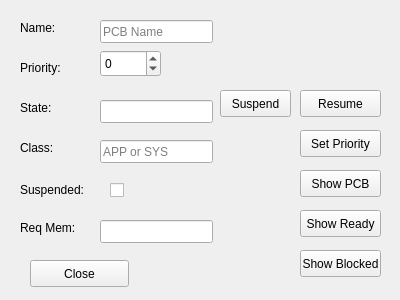
orville94Bailey/OpSys, file pcbwindow.ui: the form before one commit.
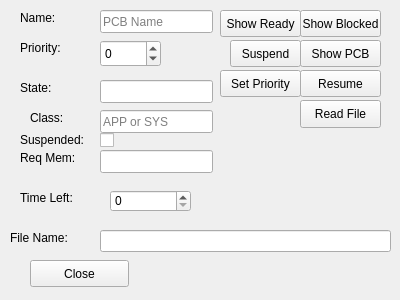
The form after the commit.

Patch:
```diff
--- a/pcbwindow.ui
+++ b/pcbwindow.ui
@@ -17,7 +17,7 @@
    <property name="geometry">
     <rect>
      <x>20</x>
-     <y>20</y>
+     <y>10</y>
      <width>57</width>
      <height>15</height>
     </rect>
@@ -30,7 +30,7 @@
    <property name="geometry">
     <rect>
      <x>20</x>
-     <y>60</y>
+     <y>40</y>
      <width>57</width>
      <height>15</height>
     </rect>
@@ -43,7 +43,7 @@
    <property name="geometry">
     <rect>
      <x>20</x>
-     <y>100</y>
+     <y>80</y>
      <width>57</width>
      <height>15</height>
     </rect>
@@ -55,8 +55,8 @@
   <widget class="QLabel" name="label_4">
    <property name="geometry">
     <rect>
-     <x>20</x>
-     <y>140</y>
+     <x>30</x>
+     <y>110</y>
      <width>57</width>
      <height>15</height>
     </rect>
@@ -69,7 +69,7 @@
    <property name="geometry">
     <rect>
      <x>20</x>
-     <y>180</y>
+     <y>130</y>
      <width>71</width>
      <height>20</height>
     </rect>
@@ -82,7 +82,7 @@
    <property name="geometry">
     <rect>
      <x>20</x>
-     <y>220</y>
+     <y>150</y>
      <width>61</width>
      <height>16</height>
     </rect>
@@ -95,7 +95,7 @@
    <property name="geometry">
     <rect>
      <x>100</x>
-     <y>20</y>
+     <y>10</y>
      <width>113</width>
      <height>23</height>
     </rect>
@@ -108,7 +108,7 @@
    <property name="geometry">
     <rect>
      <x>100</x>
-     <y>100</y>
+     <y>80</y>
      <width>113</width>
      <height>23</height>
     </rect>
@@ -118,7 +118,7 @@
    <property name="geometry">
     <rect>
      <x>100</x>
-     <y>140</y>
+     <y>110</y>
      <width>113</width>
      <height>23</height>
     </rect>
@@ -131,7 +131,7 @@
    <property name="geometry">
     <rect>
      <x>100</x>
-     <y>220</y>
+     <y>150</y>
      <width>113</width>
      <height>23</height>
     </rect>
@@ -140,8 +140,8 @@
   <widget class="QCheckBox" name="suspendedCBox">
    <property name="geometry">
     <rect>
-     <x>110</x>
-     <y>180</y>
+     <x>100</x>
+     <y>130</y>
      <width>85</width>
      <height>21</height>
     </rect>
@@ -154,7 +154,7 @@
    <property name="geometry">
     <rect>
      <x>300</x>
-     <y>90</y>
+     <y>70</y>
      <width>81</width>
      <height>27</height>
     </rect>
@@ -166,8 +166,8 @@
   <widget class="QPushButton" name="priorityButton">
    <property name="geometry">
     <rect>
-     <x>300</x>
-     <y>130</y>
+     <x>220</x>
+     <y>70</y>
      <width>81</width>
      <height>27</height>
     </rect>
@@ -180,7 +180,7 @@
    <property name="geometry">
     <rect>
      <x>300</x>
-     <y>170</y>
+     <y>40</y>
      <width>81</width>
      <height>27</height>
     </rect>
@@ -192,8 +192,8 @@
   <widget class="QPushButton" name="showReady">
    <property name="geometry">
     <rect>
-     <x>300</x>
-     <y>210</y>
+     <x>220</x>
+     <y>10</y>
      <width>81</width>
      <height>27</height>
     </rect>
@@ -206,7 +206,7 @@
    <property name="geometry">
     <rect>
      <x>300</x>
-     <y>250</y>
+     <y>10</y>
      <width>81</width>
      <height>27</height>
     </rect>
@@ -218,8 +218,8 @@
   <widget class="QPushButton" name="suspendButton">
    <property name="geometry">
     <rect>
-     <x>220</x>
-     <y>90</y>
+     <x>230</x>
+     <y>40</y>
      <width>71</width>
      <height>27</height>
     </rect>
@@ -232,7 +232,7 @@
    <property name="geometry">
     <rect>
      <x>100</x>
-     <y>50</y>
+     <y>40</y>
      <width>61</width>
      <height>27</height>
     </rect>
@@ -257,6 +257,65 @@
     <string>Close</string>
    </property>
   </widget>
+  <widget class="QSpinBox" name="timeRemainingSBox">
+   <property name="geometry">
+    <rect>
+     <x>110</x>
+     <y>190</y>
+     <width>81</width>
+     <height>22</height>
+    </rect>
+   </property>
+  </widget>
+  <widget class="QLabel" name="label_7">
+   <property name="geometry">
+    <rect>
+     <x>20</x>
+     <y>190</y>
+     <width>91</width>
+     <height>16</height>
+    </rect>
+   </property>
+   <property name="text">
+    <string>Time Left:</string>
+   </property>
+  </widget>
+  <widget class="QLineEdit" name="fileNameLEdit">
+   <property name="geometry">
+    <rect>
+     <x>100</x>
+     <y>230</y>
+     <width>291</width>
+     <height>22</height>
+    </rect>
+   </property>
+  </widget>
+  <widget class="QLabel" name="label_8">
+   <property name="geometry">
+    <rect>
+     <x>10</x>
+     <y>230</y>
+     <width>71</width>
+     <height>16</height>
+    </rect>
+   </property>
+   <property name="text">
+    <string>File Name:</string>
+   </property>
+  </widget>
+  <widget class="QPushButton" name="readFileButton">
+   <property name="geometry">
+    <rect>
+     <x>300</x>
+     <y>100</y>
+     <width>81</width>
+     <height>28</height>
+    </rect>
+   </property>
+   <property name="text">
+    <string>Read File</string>
+   </property>
+  </widget>
  </widget>
  <resources/>
  <connections/>
```
